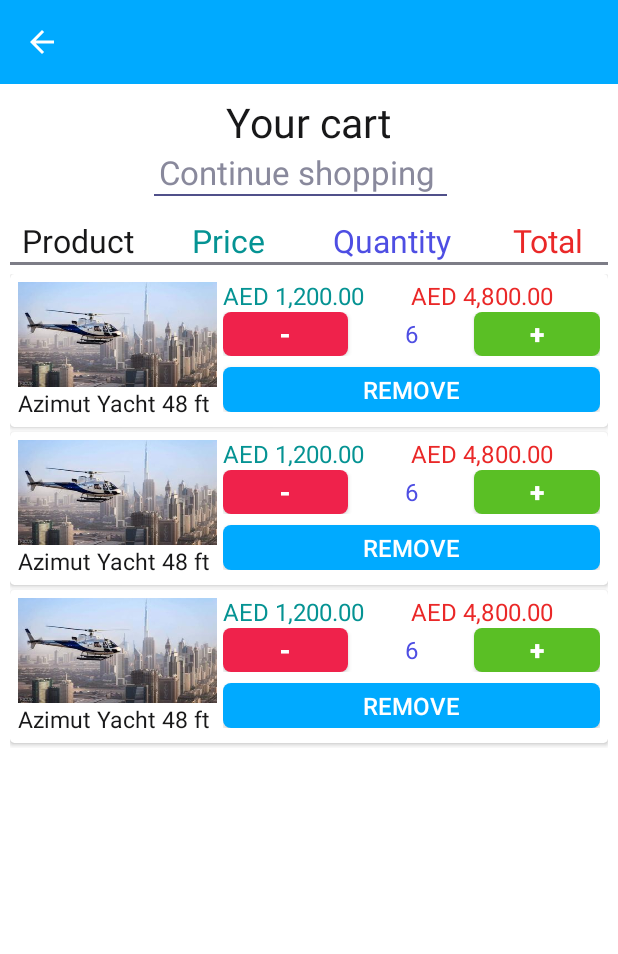
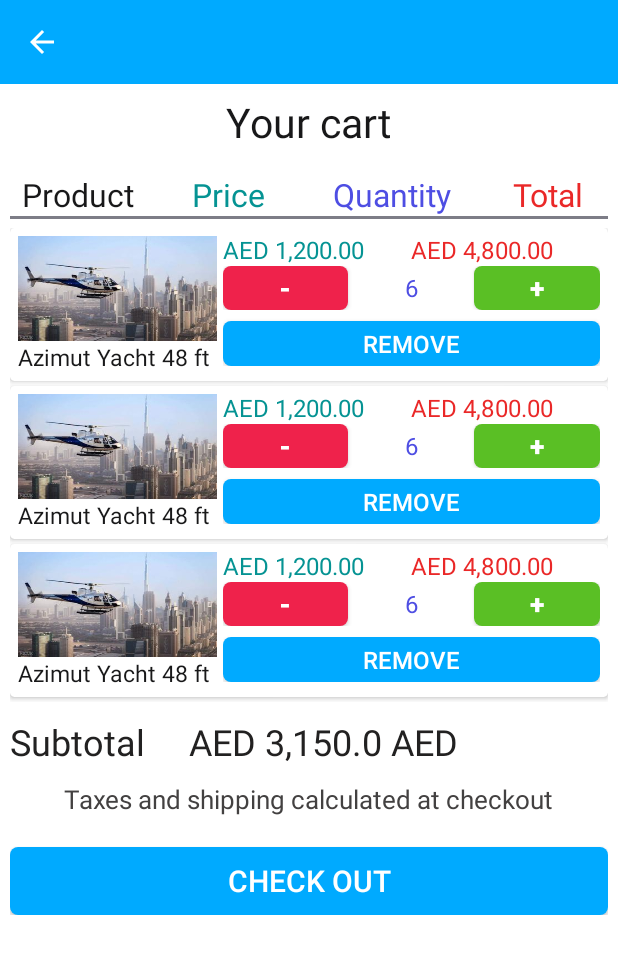
Before and after one commit to InnovexIT-Syl/Rentage, an Android app: the AddedCart screen opened directly, with no data from a screen before it, on a phone screen of 412 x 824 dp. Shown: the top 954 px of the screen. Run offline under Robolectric (Android 15) with nearby library versions, the phone set to English and light mode, and no system bars.

```diff
--- a/app/build.gradle
+++ b/app/build.gradle
@@ -6,7 +6,7 @@ android {
 
     defaultConfig {
         applicationId "com.example.rentage"
-        minSdkVersion 19
+        minSdkVersion 21
         targetSdkVersion 29
         versionCode 1
         versionName "1.0"
@@ -48,4 +48,7 @@ dependencies {
     // floating navigation library
     implementation 'com.github.andremion:floatingnavigationview:1.2.0'
 
+    // shape of view
+    implementation 'com.github.siyamed:android-shape-imageview:0.9.3'
+
 }
--- a/app/src/main/AndroidManifest.xml
+++ b/app/src/main/AndroidManifest.xml
@@ -9,7 +9,8 @@
         android:roundIcon="@mipmap/ic_launcher_round"
         android:supportsRtl="true"
         android:theme="@style/AppTheme">
-        <activity android:name=".AddedCart"></activity>
+        <activity android:name=".InfoCheckoutActivity"></activity>
+        <activity android:name=".AddedCart" />
         <activity android:name=".RentSpecificActivity" />
         <activity android:name=".AddToCartActivity" />
         <activity android:name=".MainActivity">
--- a/app/src/main/res/drawable/subscribe_edit_text_style.xml
+++ b/app/src/main/res/drawable/subscribe_edit_text_style.xml
@@ -9,7 +9,7 @@
     </corners>
     <stroke
         android:width="1dp"
-        android:color="#3E3C3C" />
+        android:color="#817E7E" />
     <solid android:color="#fff">
     </solid>
 </shape>
--- a/app/src/main/res/layout/activity_added_cart.xml
+++ b/app/src/main/res/layout/activity_added_cart.xml
@@ -16,6 +16,10 @@
         android:minHeight="?attr/actionBarSize"
         android:theme="@style/AppTheme.AppBarOverlay" />
 
+    <ScrollView
+        android:layout_width="match_parent"
+        android:layout_height="match_parent">
+
         <LinearLayout
             android:layout_width="match_parent"
             android:layout_height="wrap_content"
@@ -33,21 +37,16 @@
                 android:textColor="#181819"
                 android:textSize="27dp" />
 
-            <TextView
-                android:layout_width="200dp"
-                android:layout_height="wrap_content"
-                android:layout_gravity="center"
-                android:text="Continue shopping "
-                android:textAllCaps="false"
-                android:textColor="#89899C"
-                android:textSize="22dp" />
-
-            <View
-                android:layout_width="195dp"
-                android:layout_height="1dp"
-                android:layout_gravity="center"
-                android:layout_marginRight="5dp"
-                android:background="#50508A" />
+<!--            <Button-->
+<!--                android:layout_width="wrap_content"-->
+<!--                android:background="@drawable/subscribe_button_style"-->
+<!--                android:padding="3dp"-->
+<!--                android:layout_height="40dp"-->
+<!--                android:layout_gravity="center"-->
+<!--                android:text="Continue shopping "-->
+<!--                android:textAllCaps="false"-->
+<!--                android:textColor="#fff"-->
+<!--                android:textSize="18dp" />-->
 
             <LinearLayout
                 android:layout_width="match_parent"
@@ -101,14 +100,59 @@
                 android:background="#7D7D87" />
 
             <LinearLayout
+                android:orientation="vertical"
                 android:layout_width="match_parent"
                 android:layout_height="match_parent"
+                android:layout_marginBottom="10dp"
                 android:layout_marginTop="6dp">
 
                 <androidx.recyclerview.widget.RecyclerView
                     android:id="@+id/added_cart_recyclerView"
                     android:layout_width="match_parent"
-                    android:layout_height="wrap_content"></androidx.recyclerview.widget.RecyclerView>
+                    android:layout_height="wrap_content" />
+
+                <LinearLayout
+                    android:layout_marginTop="10dp"
+                    android:orientation="horizontal"
+                    android:layout_width="match_parent"
+                    android:layout_height="wrap_content">
+                    <TextView
+                        android:layout_width="0dp"
+                        android:layout_weight=".3"
+                        android:layout_height="wrap_content"
+                        android:text="Subtotal"
+                        android:textColor="#222121"
+                        android:textSize="24dp"/>
+                    <TextView
+                        android:layout_width="0dp"
+                        android:layout_weight=".7"
+                        android:layout_height="wrap_content"
+                        android:text="AED 3,150.0 AED"
+                        android:textColor="#222121"
+                        android:textSize="24dp"/>
+                </LinearLayout>
+                <TextView
+                    android:layout_marginTop="10dp"
+                    android:layout_width="wrap_content"
+                    android:layout_height="wrap_content"
+                    android:layout_gravity="center"
+                    android:text="Taxes and shipping calculated at checkout"
+                    android:textColor="#434141"
+                    android:textStyle="normal"
+                    android:textSize="17dp"/>
+
+                <Button
+                    android:id="@+id/byeItNowButton"
+                    android:layout_width="match_parent"
+                    android:layout_height="45dp"
+                    android:layout_marginTop="20dp"
+                    android:background="@drawable/subscribe_button_style"
+                    android:focusable="true"
+                    android:padding="5dp"
+                    android:text="Check OUT"
+                    android:textColor="#fff"
+                    android:textSize="20dp" />
             </LinearLayout>
         </LinearLayout>
+    </ScrollView>
 </LinearLayout>
--- a/app/src/main/res/layout/activity_main.xml
+++ b/app/src/main/res/layout/activity_main.xml
@@ -1,5 +1,6 @@
 <?xml version="1.0" encoding="utf-8"?>
 <RelativeLayout
+    android:id="@+id/relative_layout"
     xmlns:android="http://schemas.android.com/apk/res/android"
     xmlns:app="http://schemas.android.com/apk/res-auto"
     android:layout_width="match_parent"
--- a/app/src/main/res/values/dimens.xml
+++ b/app/src/main/res/values/dimens.xml
@@ -3,4 +3,9 @@
     <dimen name="activity_horizontal_margin">16dp</dimen>
     <dimen name="activity_vertical_margin">16dp</dimen>
     <dimen name="fab_margin">16dp</dimen>
+
+    <dimen name="speech_bubble_corners">10dp</dimen>
+    <dimen name="speech_bubble_corners_plus_tail">15dp</dimen>
+    <dimen name="speech_bubble_spacing">5dp</dimen>
+    <dimen name="speech_bubble_tail">25dp</dimen>
 </resources>
--- a/app/src/main/res/values/styles.xml
+++ b/app/src/main/res/values/styles.xml
@@ -11,5 +11,4 @@
     <style name="AppTheme.AppBarOverlay" parent="ThemeOverlay.AppCompat.Dark.ActionBar" />
 
     <style name="AppTheme.PopupOverlay" parent="ThemeOverlay.AppCompat.Light" />
-
 </resources>
```
Also changed, not shown: app/src/main/java/com/example/rentage/AddToCartActivity.java (+9 -1 lines), app/src/main/java/com/example/rentage/InfoCheckoutActivity.java (added, +66 -0 lines), app/src/main/java/com/example/rentage/MainActivity.java (+58 -3 lines), app/src/main/res/anim/popupanim.xml (added, +9 -0 lines), app/src/main/res/drawable/my_curve.xml (added, +34 -0 lines), app/src/main/res/layout/activity_info_checkout.xml (added, +213 -0 lines), app/src/main/res/layout/custom_cart_pop_up.xml (added, +85 -0 lines).
